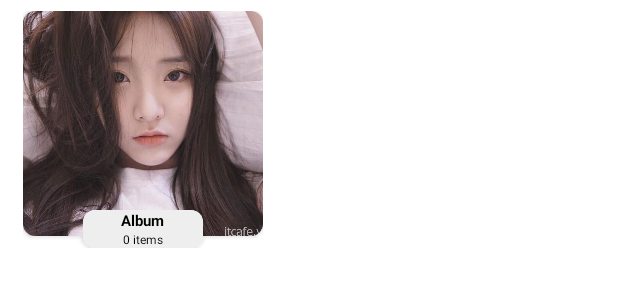
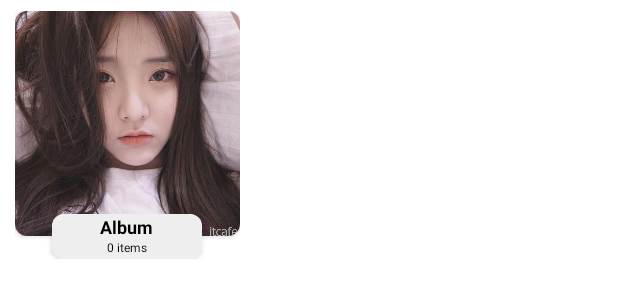
Before and after one commit to Ashpex/Simple-Gallery, an Android app: the layout item_album.xml on its own in the app's theme, with its tools: preview values and no code run, on a phone screen of 412 x 824 dp. Shown: the top 300 px of the screen. Run offline under Robolectric (Android 15) with nearby library versions, the phone set to English and light mode, and no system bars.

```diff
--- a/app/src/main/java/com/example/testgallery/PictureActivity.java
+++ b/app/src/main/java/com/example/testgallery/PictureActivity.java
@@ -115,9 +115,9 @@ public class PictureActivity extends AppCompatActivity {
 
                 parcelFileDescriptor.close();
 
-                Toast.makeText(getApplicationContext(),
-                        exif,
-                        Toast.LENGTH_LONG).show();
+//                Toast.makeText(getApplicationContext(),
+//                        exif,
+//                        Toast.LENGTH_LONG).show();
 
             } catch (FileNotFoundException e) {
                 e.printStackTrace();
--- a/app/src/main/res/layout/activity_picture.xml
+++ b/app/src/main/res/layout/activity_picture.xml
@@ -9,7 +9,8 @@
         android:layout_height="50dp"
         android:orientation="horizontal"
         android:padding="10dp"
-        android:layout_marginTop="10dp">
+        android:layout_marginTop="10dp"
+        android:translationZ="90dp">
 
         <ImageView
             android:id="@+id/imgViewBack"
--- a/app/src/main/res/layout/fragment_album.xml
+++ b/app/src/main/res/layout/fragment_album.xml
@@ -9,7 +9,7 @@
         android:layout_height="wrap_content"
         android:orientation="horizontal"
         android:layout_marginTop="5dp"
-        android:padding="10dp">
+        android:padding="5dp">
         <TextView
             android:text="Danh sách"
             android:textColor="@color/black"
--- a/app/src/main/res/layout/item_album.xml
+++ b/app/src/main/res/layout/item_album.xml
@@ -3,12 +3,12 @@
     xmlns:app="http://schemas.android.com/apk/res-auto"
     android:layout_width="wrap_content"
     android:layout_height="165dp"
-    android:paddingLeft="15dp"
-    android:paddingRight="15dp"
-    android:paddingTop="7dp">
+    android:paddingLeft="10dp"
+    android:paddingRight="10dp"
+    android:layout_marginTop="7dp">
     <androidx.cardview.widget.CardView
         android:id="@+id/img_item_album"
-        android:layout_width="160dp"
+        android:layout_width="150dp"
         android:layout_height="wrap_content"
         app:cardCornerRadius="8dp">
         <LinearLayout
@@ -33,15 +33,15 @@
         app:layout_anchorGravity="center|bottom">
         <LinearLayout
             android:orientation="vertical"
-            android:layout_width="80dp"
-            android:layout_height="25dp"
+            android:layout_width="100dp"
+            android:layout_height="30dp"
             android:background="#EEEEEE">
             <TextView
                 android:id="@+id/txtName_album"
                 android:singleLine="true"
                 android:layout_width="wrap_content"
                 android:layout_height="wrap_content"
-                android:textSize="10dp"
+                android:textSize="12dp"
                 android:text="Album"
                 android:textColor="@color/black"
                 android:textStyle="bold"
```
